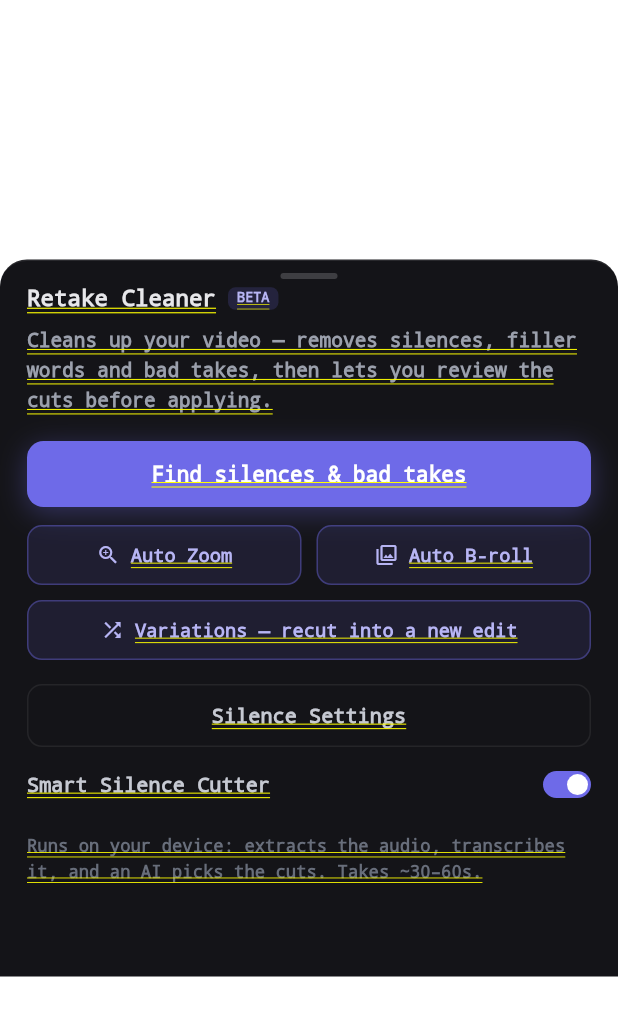
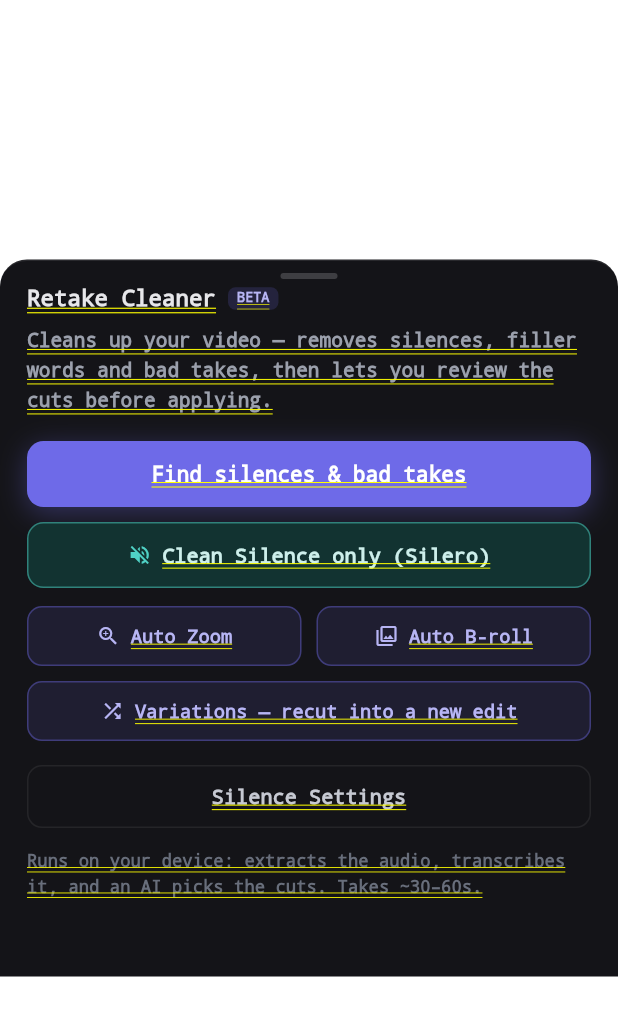
Before and after one commit to tayz07814-ctrl/easecutpro, a Flutter app: the CutLordSheet screen opened directly with empty values, on a phone screen of 412 x 824 dp. Shown: the top 1016 px of the screen. Run offline on Flutter 3.47's test engine with Material 3 defaults, Android fonts, the phone set to English and light mode, and no system bars; our stand-ins replace file_picker, shared_preferences, supabase_flutter; accounts and stored records are empty; project files that could hold a hidden picture were left out.

Commit message:
Mobile: Clean Silence quick action, drop Smart Silence toggle, ORT 1.28
- Cut Lord sheet gains "Clean Silence only (Silero)": runs JUST the silence
  engine on the source and applies its cuts directly — no transcription, no
  judge, no review sheet. The fastest way to test (and debug) the Silero
  cutter by itself; failures surface with the same loud named-stage snackbars.
- The "Smart Silence Cutter" toggle is gone (the engine it referred to no
  longer exists); the full Cut Lord run always cleans silence, like the web.
- onnxruntime-android 1.20.0 -> 1.28.0: 1.20 carried known native crashes on
  some budget SoCs and predates 16KB-page alignment — a plausible cause of the
  device-specific Silero crash under investigation, and the isolated process
  means trying the newer runtime costs nothing in stability.

Version 0.1.17+18.

Co-Authored-By: Claude Fable 5 <noreply@anthropic.com>
Claude-Session: https://claude.ai/code/session_012wZgsLnkuUupZokZQiYgyH

```diff
--- a/mobile/lib/sheets/cutlord_sheet.dart
+++ b/mobile/lib/sheets/cutlord_sheet.dart
@@ -2,7 +2,6 @@ import 'package:flutter/material.dart';
 
 import '../editor/cutlord.dart';
 import '../theme.dart';
-import '../widgets/controls.dart';
 import 'sheet_scaffold.dart';
 
 /// Retake Cleaner — one action (like web 0.01). Finds silences, fillers and bad
@@ -11,6 +10,7 @@ import 'sheet_scaffold.dart';
 class CutLordSheet extends StatefulWidget {
   final VoidCallback onOpenSilence;
   final void Function(CutLordModel model, bool cutSilence) onRun;
+  final VoidCallback onCleanSilence;
   final VoidCallback onAutoZoom;
   final VoidCallback onAutoBroll;
   final VoidCallback onVariations;
@@ -18,6 +18,7 @@ class CutLordSheet extends StatefulWidget {
     super.key,
     required this.onOpenSilence,
     required this.onRun,
+    required this.onCleanSilence,
     required this.onAutoZoom,
     required this.onAutoBroll,
     required this.onVariations,
@@ -28,11 +29,9 @@ class CutLordSheet extends StatefulWidget {
 }
 
 class _CutLordSheetState extends State<CutLordSheet> {
-  bool _smartSilence = true;
-
   void _run() {
     Navigator.of(context).pop();
-    widget.onRun(cutLordRetake, _smartSilence);
+    widget.onRun(cutLordRetake, true);
   }
 
   Widget _autoBtn(IconData icon, String label, VoidCallback onTap) {
@@ -107,6 +106,34 @@ class _CutLordSheetState extends State<CutLordSheet> {
                           style: TextStyle(color: Colors.white, fontSize: 14, fontWeight: FontWeight.w600)),
                     ),
                   ),
+                  const SizedBox(height: 10),
+                  // Silence-only quick action: runs ONLY the Silero engine and
+                  // applies its cuts directly — no transcription, no judge. The
+                  // fastest way to hear (and debug) the silence cutter alone.
+                  GestureDetector(
+                    onTap: () {
+                      Navigator.of(context).pop();
+                      widget.onCleanSilence();
+                    },
+                    child: Container(
+                      padding: const EdgeInsets.symmetric(vertical: 13),
+                      alignment: Alignment.center,
+                      decoration: BoxDecoration(
+                        borderRadius: BorderRadius.circular(11),
+                        color: const Color(0xFF123331),
+                        border: Border.all(color: const Color(0xFF4FD1C5).withValues(alpha: 0.5)),
+                      ),
+                      child: const Row(
+                        mainAxisAlignment: MainAxisAlignment.center,
+                        children: [
+                          Icon(Icons.volume_off, size: 16, color: Color(0xFF4FD1C5)),
+                          SizedBox(width: 7),
+                          Text('Clean Silence only (Silero)',
+                              style: TextStyle(color: Color(0xFFCDEFEB), fontSize: 13.5, fontWeight: FontWeight.w600)),
+                        ],
+                      ),
+                    ),
+                  ),
                   const SizedBox(height: 12),
                   Row(
                     children: [
@@ -130,11 +157,6 @@ class _CutLordSheetState extends State<CutLordSheet> {
                       child: const Text('Silence Settings', style: TextStyle(color: Ec.textDim, fontSize: 13.5)),
                     ),
                   ),
-                  const SizedBox(height: 6),
-                  EcRow(
-                    label: 'Smart Silence Cutter',
-                    trailing: EcToggle(value: _smartSilence, onChanged: (v) => setState(() => _smartSilence = v)),
-                  ),
                   const SizedBox(height: 12),
                   const Text('Runs on your device: extracts the audio, transcribes it, and an AI picks the cuts. Takes ~30–60s.',
                       style: TextStyle(color: Ec.textFaint, fontSize: 11.5, height: 1.5)),
--- a/mobile/pubspec.yaml
+++ b/mobile/pubspec.yaml
@@ -1,7 +1,7 @@
 name: easecut
 description: "A new Flutter project."
 publish_to: 'none'
-version: 0.1.16+17
+version: 0.1.17+18
 
 environment:
   sdk: ^3.12.2
```
Also changed, not shown: mobile/lib/screens/editor_screen.dart (+62 -0 lines), 1 other file.
